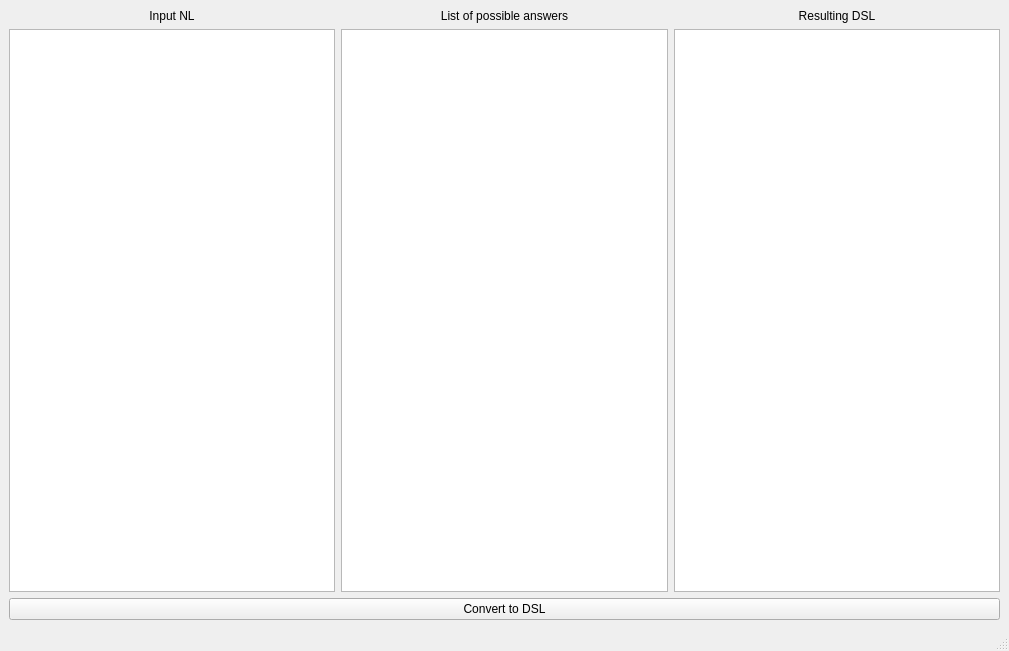
Before: the Qt Designer form nldlgui.ui in Koliham/NQL, drawn with Qt 5.
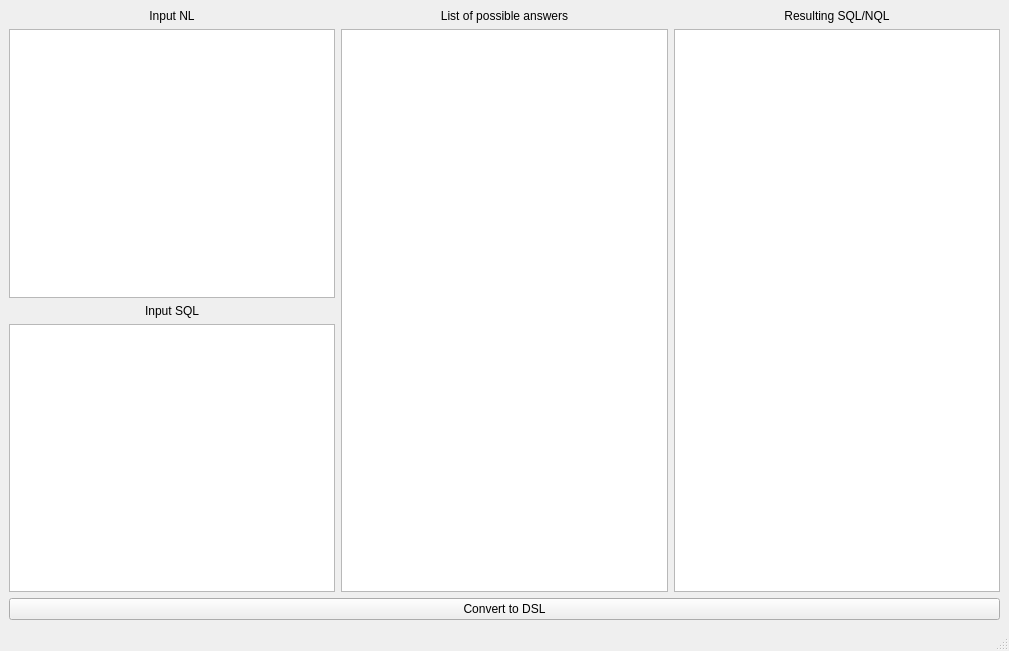
After: the same form once the commit is applied.

```diff
--- a/nldlgui.ui
+++ b/nldlgui.ui
@@ -35,6 +35,19 @@
         <item>
          <widget class="QTextEdit" name="txtNL"/>
         </item>
+        <item>
+         <widget class="QLabel" name="label">
+          <property name="text">
+           <string>Input SQL</string>
+          </property>
+          <property name="alignment">
+           <set>Qt::AlignCenter</set>
+          </property>
+         </widget>
+        </item>
+        <item>
+         <widget class="QTextEdit" name="textEdit"/>
+        </item>
        </layout>
       </item>
       <item>
@@ -59,7 +72,7 @@
         <item>
          <widget class="QLabel" name="label_4">
           <property name="text">
-           <string>Resulting DSL</string>
+           <string>Resulting SQL/NQL</string>
           </property>
           <property name="alignment">
            <set>Qt::AlignCenter</set>
```
Left out of the diff: 3 changed lines with no effect on the pictures.
